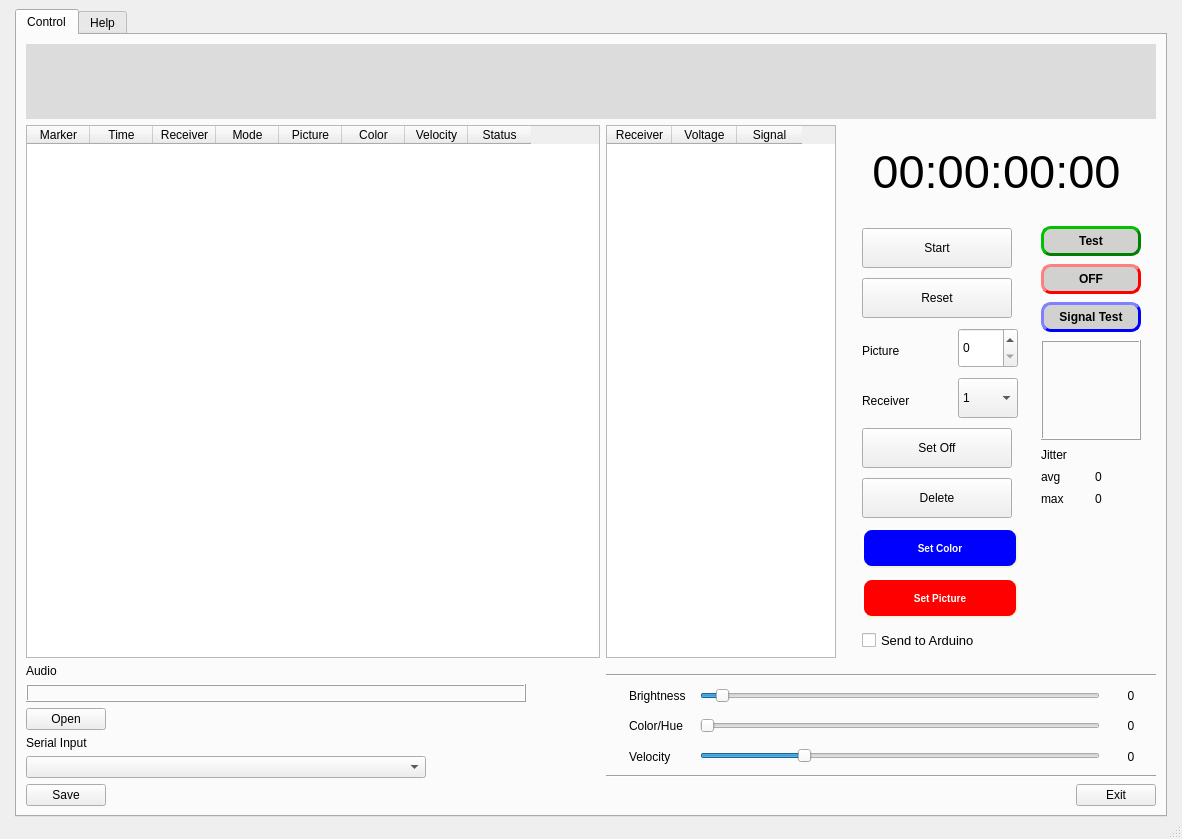
un48ures/LED-Poi-Studio, file Studio_GUI_new.ui: the form before one commit.
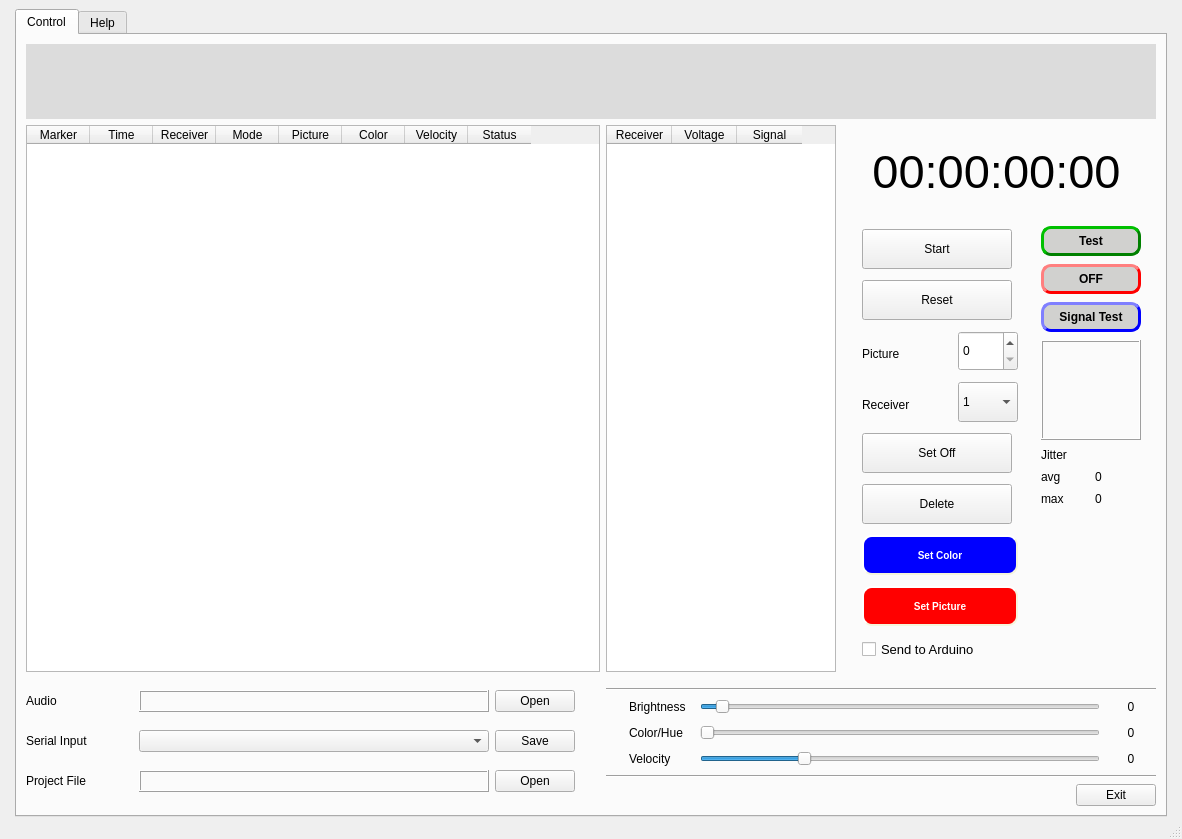
The form after the commit. Icons and pictures are not drawn. Custom widgets are drawn as their Qt base class.

Commit message: Added Button to open different project file; Switched to better threading concept to stop them before app exits with stop event; fixed bug markers set/delete not possible

```diff
--- a/Studio_GUI_new.ui
+++ b/Studio_GUI_new.ui
@@ -868,8 +868,16 @@
          <layout class="QHBoxLayout" name="horizontalLayout_5">
           <item>
            <layout class="QVBoxLayout" name="verticalLayout_4">
-            <item alignment="Qt::AlignmentFlag::AlignLeft">
+            <item>
+             <layout class="QHBoxLayout" name="horizontalLayout_14">
+              <item>
              <widget class="QLabel" name="label_5">
+                <property name="minimumSize">
+                 <size>
+                  <width>50</width>
+                  <height>0</height>
+                 </size>
+                </property>
               <property name="text">
                <string>Audio</string>
               </property>
@@ -885,14 +893,14 @@
               </property>
               <property name="minimumSize">
                <size>
-                <width>400</width>
+                  <width>350</width>
                 <height>0</height>
                </size>
               </property>
               <property name="maximumSize">
                <size>
                 <width>500</width>
-                <height>500</height>
+                  <height>30</height>
                </size>
               </property>
               <property name="font">
@@ -924,36 +932,142 @@
               </property>
              </widget>
             </item>
-            <item alignment="Qt::AlignmentFlag::AlignLeft">
+              <item>
              <widget class="QPushButton" name="pushButton_6">
+                <property name="minimumSize">
+                 <size>
+                  <width>50</width>
+                  <height>0</height>
+                 </size>
+                </property>
+                <property name="maximumSize">
+                 <size>
+                  <width>80</width>
+                  <height>16777215</height>
+                 </size>
+                </property>
               <property name="text">
                <string>Open</string>
               </property>
              </widget>
             </item>
-            <item alignment="Qt::AlignmentFlag::AlignLeft">
+             </layout>
+            </item>
+            <item>
+             <layout class="QHBoxLayout" name="horizontalLayout_15">
+              <item>
              <widget class="QLabel" name="label_2">
+                <property name="minimumSize">
+                 <size>
+                  <width>50</width>
+                  <height>0</height>
+                 </size>
+                </property>
               <property name="text">
                <string>Serial Input</string>
               </property>
              </widget>
             </item>
-            <item alignment="Qt::AlignmentFlag::AlignLeft">
+              <item>
              <widget class="QComboBox" name="comboBox_2">
               <property name="minimumSize">
                <size>
-                <width>400</width>
+                  <width>350</width>
                 <height>0</height>
                </size>
               </property>
-             </widget>
-            </item>
-            <item alignment="Qt::AlignmentFlag::AlignLeft">
+                <property name="maximumSize">
+                 <size>
+                  <width>16777215</width>
+                  <height>30</height>
+                 </size>
+                </property>
+               </widget>
+              </item>
+              <item>
              <widget class="QPushButton" name="pushButton_5">
+                <property name="minimumSize">
+                 <size>
+                  <width>50</width>
+                  <height>0</height>
+                 </size>
+                </property>
+                <property name="maximumSize">
+                 <size>
+                  <width>80</width>
+                  <height>16777215</height>
+                 </size>
+                </property>
               <property name="text">
                <string>Save</string>
               </property>
              </widget>
+              </item>
+             </layout>
+            </item>
+            <item>
+             <layout class="QHBoxLayout" name="horizontalLayout_16">
+              <item>
+               <widget class="QLabel" name="label_18">
+                <property name="minimumSize">
+                 <size>
+                  <width>50</width>
+                  <height>0</height>
+                 </size>
+                </property>
+                <property name="text">
+                 <string>Project File</string>
+                </property>
+               </widget>
+              </item>
+              <item>
+               <widget class="QLabel" name="label_19">
+                <property name="minimumSize">
+                 <size>
+                  <width>350</width>
+                  <height>0</height>
+                 </size>
+                </property>
+                <property name="maximumSize">
+                 <size>
+                  <width>16777215</width>
+                  <height>30</height>
+                 </size>
+                </property>
+                <property name="frameShape">
+                 <enum>QFrame::Shape::Box</enum>
+                </property>
+                <property name="frameShadow">
+                 <enum>QFrame::Shadow::Raised</enum>
+                </property>
+                <property name="text">
+                 <string/>
+                </property>
+                <property name="margin">
+                 <number>10</number>
+                </property>
+               </widget>
+              </item>
+              <item>
+               <widget class="QPushButton" name="pushButton_9">
+                <property name="minimumSize">
+                 <size>
+                  <width>50</width>
+                  <height>0</height>
+                 </size>
+                </property>
+                <property name="maximumSize">
+                 <size>
+                  <width>80</width>
+                  <height>16777215</height>
+                 </size>
+                </property>
+                <property name="text">
+                 <string>Open</string>
+                </property>
+               </widget>
+              </item>
+             </layout>
             </item>
            </layout>
           </item>
```
Lines whose indentation alone changed are shown as unchanged. The commit also changes 3 other files.
